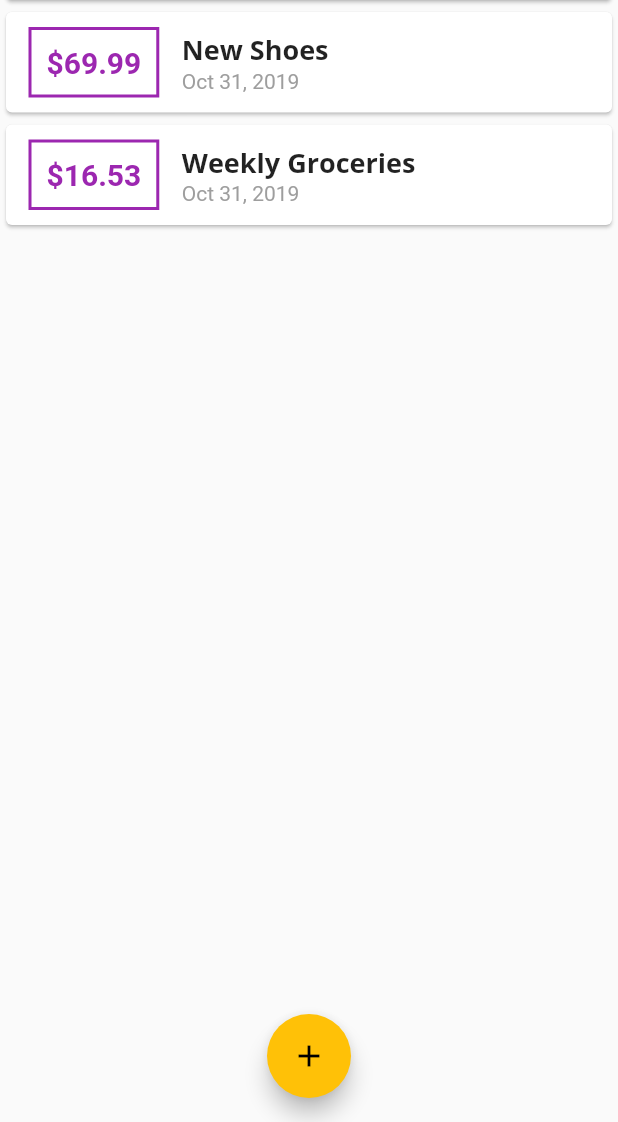
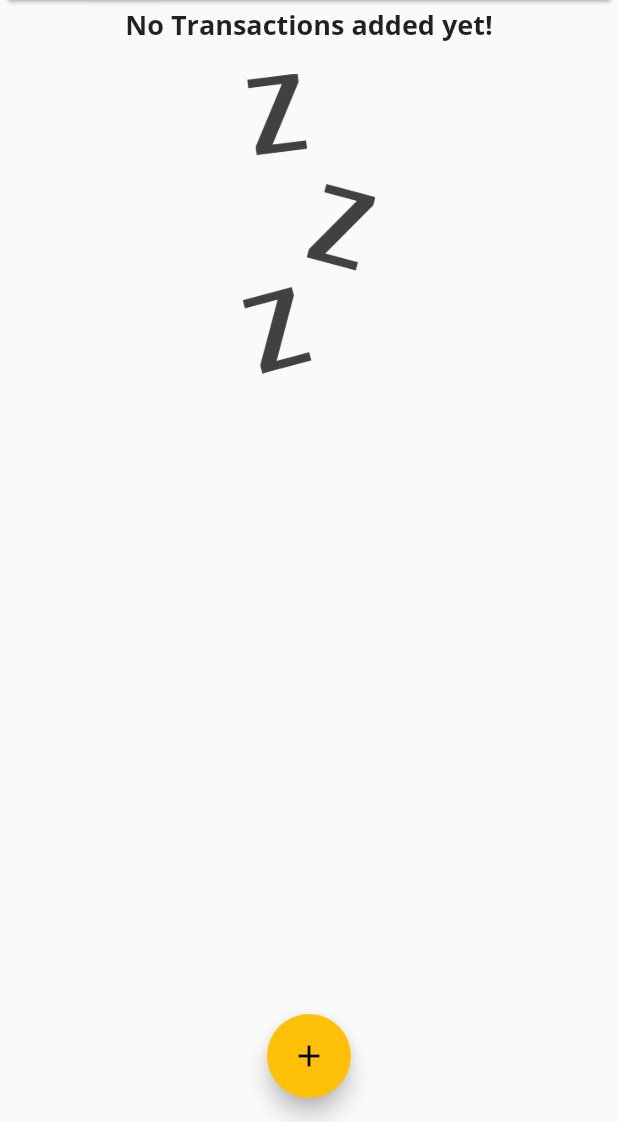
Before and after one commit to jimdis/flutter-udemy-2, a Flutter app: the screen it shows after launch, on a phone screen of 412 x 824 dp, the part 114-1236 px from its top. Run offline on Flutter 3.47's test engine with Material 2 defaults, Android fonts, the phone set to English and light mode, and no system bars.

Commit message:
adding chart widget

```diff
--- a/lib/main.dart
+++ b/lib/main.dart
@@ -42,18 +42,18 @@ class MyHomePage extends StatefulWidget {
 
 class _MyHomePageState extends State<MyHomePage> {
   final List<Transaction> _userTransactions = [
-    Transaction(
-      id: 't1',
-      title: 'New Shoes',
-      amount: 69.99,
-      date: DateTime.now(),
-    ),
-    Transaction(
-      id: 't2',
-      title: 'Weekly Groceries',
-      amount: 16.53,
-      date: DateTime.now(),
-    ),
+    // Transaction(
+    //   id: 't1',
+    //   title: 'New Shoes',
+    //   amount: 69.99,
+    //   date: DateTime.now(),
+    // ),
+    // Transaction(
+    //   id: 't2',
+    //   title: 'Weekly Groceries',
+    //   amount: 16.53,
+    //   date: DateTime.now(),
+    // ),
   ];
 
   void _addNewTransaction(String txTitle, double txAmount) {
@@ -92,7 +92,7 @@ class _MyHomePageState extends State<MyHomePage> {
       body: SingleChildScrollView(
         child: Column(
           // mainAxisAlignment: MainAxisAlignment.spaceAround,
-          crossAxisAlignment: CrossAxisAlignment.start,
+          crossAxisAlignment: CrossAxisAlignment.stretch,
           children: <Widget>[
             Container(
               width: double.infinity,
--- a/lib/widgets/transaction_list.dart
+++ b/lib/widgets/transaction_list.dart
@@ -12,7 +12,26 @@ class TransactionList extends StatelessWidget {
   Widget build(BuildContext context) {
     return Container(
       height: 300,
-      child: ListView.builder(
+      child: transactions.isEmpty
+          ? Column(
+              children: <Widget>[
+                Text(
+                  'No Transactions added yet!',
+                  style: Theme.of(context).textTheme.title,
+                ),
+                SizedBox(
+                  height: 20,
+                ),
+                Container(
+                  height: 200,
+                  child: Image.asset(
+                    'assets/images/waiting.png',
+                    fit: BoxFit.cover,
+                  ),
+                ),
+              ],
+            )
+          : ListView.builder(
               itemBuilder: (ctx, index) {
                 return Card(
                   child: Row(
--- a/pubspec.yaml
+++ b/pubspec.yaml
@@ -39,8 +39,8 @@ flutter:
   # the material Icons class.
   uses-material-design: true
   # To add assets to your application, add an assets section, like this:
-  # assets:
-  #  - images/a_dot_burr.jpeg
+  assets:
+    - assets/images/waiting.png
   #  - images/a_dot_ham.jpeg
   # An image asset can refer to one or more resolution-specific "variants", see
   # https://flutter.dev/assets-and-images/#resolution-aware.
```
Also changed, not shown: lib/widgets/chart.dart (added, +43 -0 lines), assets/images/waiting.png (added). Lines whose indentation alone changed are shown as unchanged.
